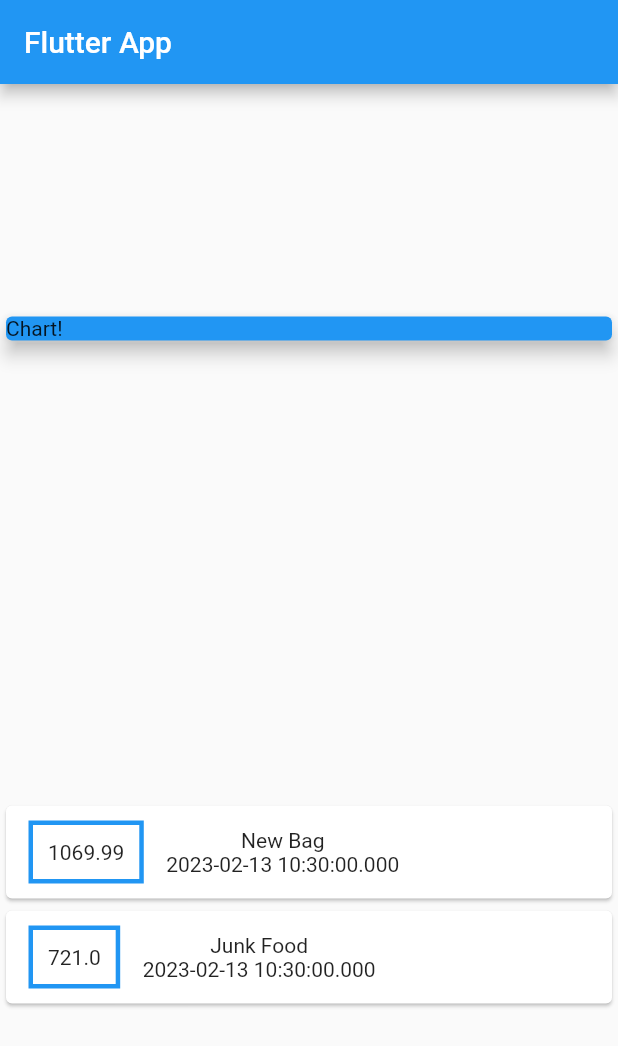
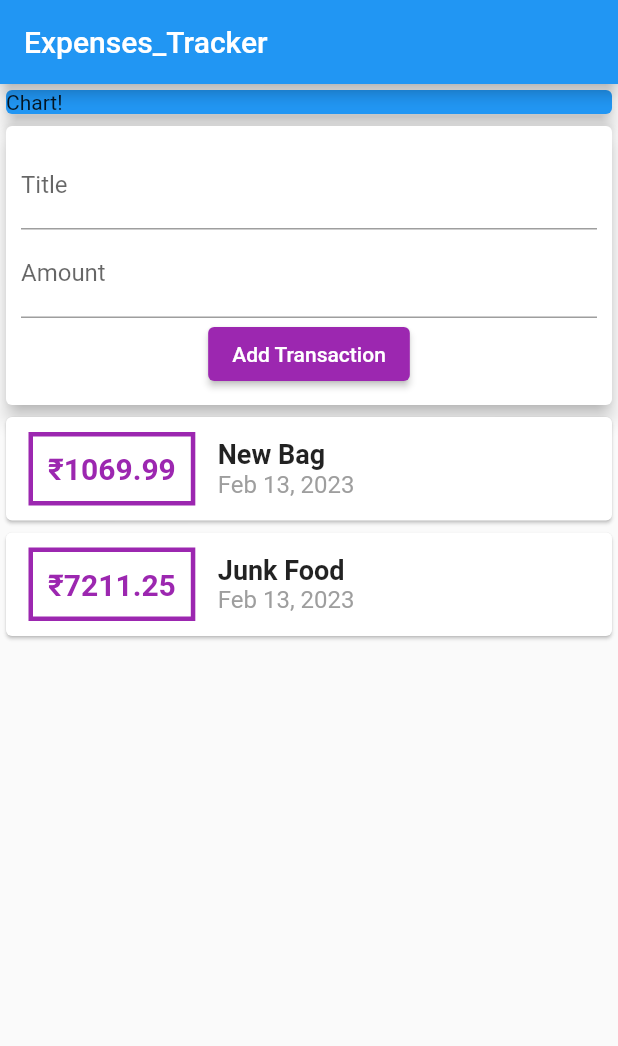
Before and after one commit to SiddharthKoyugura/CashControl, a Flutter app: the screen it shows after launch, on a phone screen of 412 x 824 dp. Shown: the top 1046 px of the screen. Run offline on Flutter 3.47's test engine with Material 2 defaults, Android fonts, the phone set to English and light mode, and no system bars.

Commit message:
added input fields

```diff
--- a/lib/main.dart
+++ b/lib/main.dart
@@ -1,6 +1,7 @@
 // ignore_for_file: sized_box_for_whitespace
 
 import 'package:flutter/material.dart';
+import 'package:intl/intl.dart';
 import './transaction.dart';
 
 void main() => runApp(MyApp());
@@ -9,7 +10,7 @@ class MyApp extends StatelessWidget {
   @override
   Widget build(BuildContext context) {
     return MaterialApp(
-      title: 'Flutter App',
+      title: 'Expenses_Tracker',
       home: MyHomePage(),
     );
   }
@@ -26,7 +27,7 @@ class MyHomePage extends StatelessWidget {
     Transaction(
       id: "t2",
       title: "Junk Food",
-      amount: 721,
+      amount: 7211.25,
       date: DateTime.now(),
     ),
   ];
@@ -35,10 +36,10 @@ class MyHomePage extends StatelessWidget {
   Widget build(BuildContext context) {
     return Scaffold(
       appBar: AppBar(
-        title: Text('Flutter App'),
+        title: const Text('Expenses_Tracker'),
       ),
       body: Column(
-        mainAxisAlignment: MainAxisAlignment.spaceAround,
+        // mainAxisAlignment: MainAxisAlignment.start,
         crossAxisAlignment: CrossAxisAlignment.stretch,
         children: <Widget>[
           Container(
@@ -46,6 +47,34 @@ class MyHomePage extends StatelessWidget {
               color: Colors.blue,
               elevation: 5,
               child: Text("Chart!"),
+            ),
+          ),
+          Card(
+            elevation: 5,
+            child: Container(
+              padding: EdgeInsets.all(10),
+              child: Column(
+                children: <Widget>[
+                  TextField(
+                    decoration: InputDecoration(
+                      labelText: "Title",
+                    ),
+                  ),
+                  TextField(
+                    decoration: InputDecoration(
+                      labelText: "Amount",
+                    ),
+                  ),
+                  ElevatedButton(
+                    child: Text("Add Transaction"),
+                    onPressed: () => {},
+                    style: ElevatedButton.styleFrom(
+                      backgroundColor: Colors.purple,
+                      foregroundColor: Colors.white,
+                    ),
+                  ),
+                ],
+              ),
             ),
           ),
           Column(
@@ -59,19 +88,37 @@ class MyHomePage extends StatelessWidget {
                   ),
                   decoration: BoxDecoration(
                     border: Border.all(
-                      color: Colors.blue,
+                      color: Colors.purple,
                       width: 3,
                     ),
                   ),
                   padding: const EdgeInsets.all(10),
                   child: Text(
-                    transaction.amount.toString(),
+                    '₹${transaction.amount}',
+                    style: const TextStyle(
+                      fontWeight: FontWeight.bold,
+                      fontSize: 20,
+                      color: Colors.purple,
+                    ),
                   ),
                 ),
                 Column(
+                  crossAxisAlignment: CrossAxisAlignment.start,
                   children: <Widget>[
-                    Text(transaction.title),
-                    Text(transaction.date.toString()),
+                    Text(
+                      transaction.title,
+                      style: const TextStyle(
+                        fontWeight: FontWeight.bold,
+                        fontSize: 18,
+                      ),
+                    ),
+                    Text(
+                      DateFormat().add_yMMMd().format(transaction.date),
+                      style: const TextStyle(
+                        color: Colors.grey,
+                        fontSize: 16,
+                      ),
+                    ),
                   ],
                 ),
               ]),
--- a/pubspec.yaml
+++ b/pubspec.yaml
@@ -36,6 +36,7 @@ dependencies:
   # The following adds the Cupertino Icons font to your application.
   # Use with the CupertinoIcons class for iOS style icons.
   cupertino_icons: ^1.0.2
+  intl: ^0.18.0
 
 dev_dependencies:
   flutter_test:
```
Also changed, not shown: pubspec.lock.
